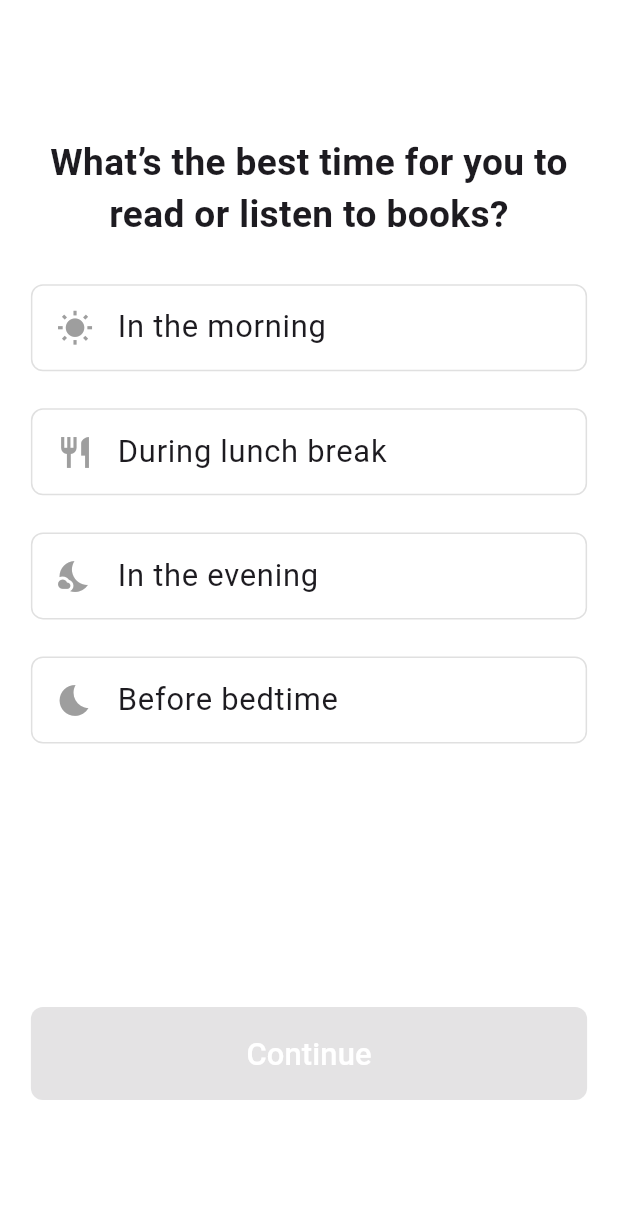
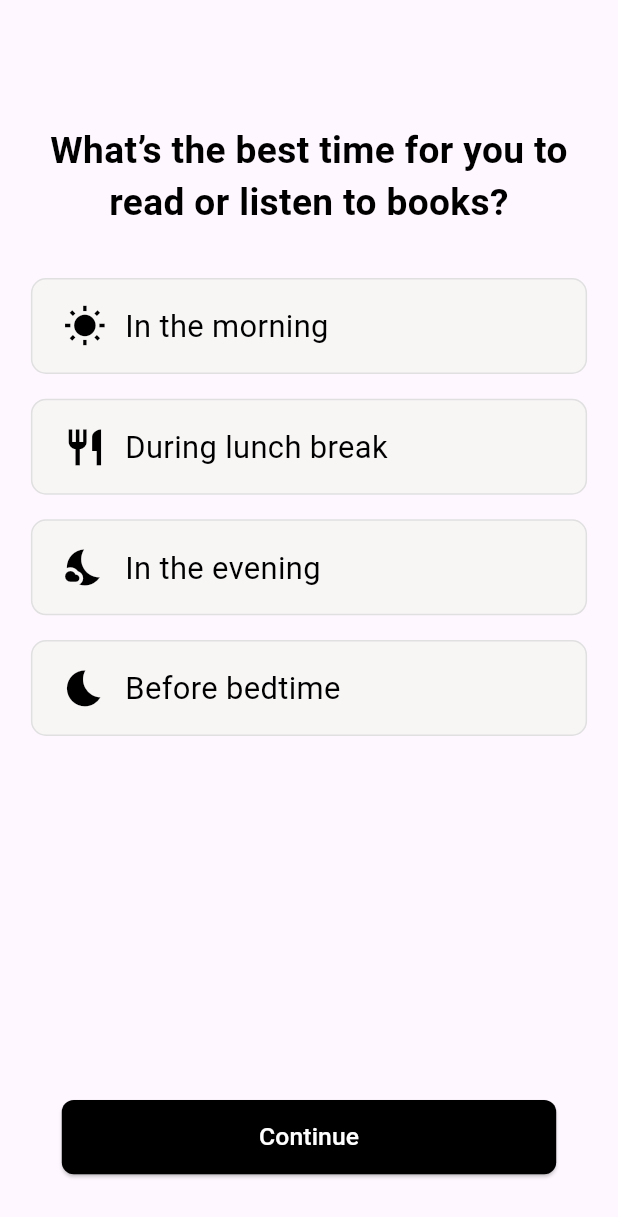
Before and after one commit to Umair-Amjad-Ali/Flutter, a Flutter app: the screen it shows after launch, on a phone screen of 412 x 824 dp. Shown: the top 1217 px of the screen. Run offline on Flutter 3.47's test engine with Material 3 defaults, Android fonts, the phone set to English and light mode, and no system bars.

Commit message:
new screen make

```diff
--- a/book_reading/lib/main.dart
+++ b/book_reading/lib/main.dart
@@ -1,4 +1,4 @@
-import 'package:book_reading/screens/welcome/date_picker_screen.dart';
+import 'package:book_reading/screens/welcome/gender_selection.dart';
 import 'package:book_reading/screens/welcome/time_selection_screen.dart';
 
 import 'package:flutter/material.dart';
--- a/book_reading/lib/screens/welcome/time_selection_screen.dart
+++ b/book_reading/lib/screens/welcome/time_selection_screen.dart
@@ -1,160 +1,145 @@
+import 'package:book_reading/screens/welcome/age_selection.dart';
+import 'package:book_reading/widgets/custom_button.dart';
+import 'package:book_reading/widgets/gender_option.dart';
 import 'package:flutter/material.dart';
 
 class TimeSelectionScreen extends StatefulWidget {
   const TimeSelectionScreen({super.key});
 
   @override
-  // ignore: library_private_types_in_public_api
-  _TimeSelectionScreenState createState() => _TimeSelectionScreenState();
+  State<TimeSelectionScreen> createState() => _GenderSelectionState();
 }
 
-class _TimeSelectionScreenState extends State<TimeSelectionScreen> {
-  String selectedTime = ""; // Variable to store the selected option
+class _GenderSelectionState extends State<TimeSelectionScreen> {
+  String? _selectedGender; // To track the selected gender
 
   @override
   Widget build(BuildContext context) {
     return Scaffold(
-      backgroundColor: Colors.white,
-      body: SafeArea(
-        child: LayoutBuilder(
-          builder: (context, constraints) {
+      body: LayoutBuilder(builder: (context, constraints) {
         final screenHeight = constraints.maxHeight;
         final screenWidth = constraints.maxWidth;
 
-            return Padding(
+        return SafeArea(
+          child: Stack(
+            children: [
+              // Main content (centered text and options)
+              Center(
+                child: Padding(
                   padding: EdgeInsets.symmetric(
                     horizontal: screenWidth * 0.05,
-                  vertical: screenHeight * 0.08),
+                    vertical: screenHeight * 0.1,
+                  ),
                   child: Column(
-                crossAxisAlignment: CrossAxisAlignment.start,
+                    // mainAxisAlignment: MainAxisAlignment.center,
+                    crossAxisAlignment: CrossAxisAlignment.center,
                     children: [
-                  // Title Text
-                  Padding(
-                    padding: EdgeInsets.only(
-                      top: screenHeight * 0.03,
-                      bottom: screenHeight * 0.02,
-                    ),
-                    child: Text(
+                      // Main Heading
+                      Text(
                         "What’s the best time for you to read or listen to books?",
                         style: TextStyle(
-                        fontSize: screenHeight * 0.03,
+                          fontSize: screenHeight * 0.03, // Responsive font size
                           fontWeight: FontWeight.bold,
+                          color: Colors.black,
                         ),
                         textAlign: TextAlign.center,
                       ),
+                      SizedBox(height: screenHeight * 0.03),
+
+                      // Gender Options
+                      Column(
+                        children: [
+                          GestureDetector(
+                            onTap: () {
+                              setState(() {
+                                _selectedGender = "In the morning";
+                              });
+                            },
+                            child: GenderOption(
+                              icon: Icons.wb_sunny,
+                              label: "In the morning",
+                              isSelected: _selectedGender == "In the morning",
+                              screenWidth: screenWidth,
+                              screenHeight: screenHeight,
                             ),
-
-                  // Options List
-                  Expanded(
-                    child: ListView(
-                      children: [
-                        buildOption(
-                          "In the morning",
-                          Icons.wb_sunny,
-                          "morning",
-                          screenHeight,
                           ),
-                        buildOption(
-                          "During lunch break",
-                          Icons.restaurant,
-                          "lunch_break",
-                          screenHeight,
+                          GestureDetector(
+                            onTap: () {
+                              setState(() {
+                                _selectedGender = "During lunch break";
+                              });
+                            },
+                            child: GenderOption(
+                              icon: Icons.restaurant,
+                              label: "During lunch break",
+                              isSelected:
+                                  _selectedGender == "During lunch break",
+                              screenWidth: screenWidth,
+                              screenHeight: screenHeight,
                             ),
-                        buildOption(
-                          "In the evening",
-                          Icons.nights_stay,
-                          "evening",
-                          screenHeight,
                           ),
-                        buildOption(
-                          "Before bedtime",
-                          Icons.bedtime,
-                          "bedtime",
-                          screenHeight,
+                          GestureDetector(
+                            onTap: () {
+                              setState(() {
+                                _selectedGender = "In the evening";
+                              });
+                            },
+                            child: GenderOption(
+                              icon: Icons.nights_stay,
+                              label: "In the evening",
+                              isSelected: _selectedGender == "In the evening",
+                              screenWidth: screenWidth,
+                              screenHeight: screenHeight,
+                            ),
+                          ),
+                          GestureDetector(
+                            onTap: () {
+                              setState(() {
+                                _selectedGender = "Before bedtime";
+                              });
+                            },
+                            child: GenderOption(
+                              icon: Icons.bedtime,
+                              label: "Before bedtime",
+                              isSelected: _selectedGender == "Before bedtime",
+                              screenWidth: screenWidth,
+                              screenHeight: screenHeight,
+                            ),
+                          ),
+                        ],
                       ),
                     ],
                   ),
                 ),
+              ),
 
-                  // Continue Button
-                  Padding(
-                    padding: EdgeInsets.only(bottom: screenHeight * 0.03),
-                    child: SizedBox(
-                      width: double.infinity,
-                      child: ElevatedButton(
-                        onPressed: selectedTime.isEmpty
-                            ? null
-                            : () {
-                                // Handle button press
-                                print("Selected Time: $selectedTime");
+              // Button at the bottom
+              Positioned(
+                bottom: screenHeight * 0.05, // Position above the bottom
+                left: screenWidth * 0.1,
+                right: screenWidth * 0.1,
+                child: CustomButton(
+                  onPressed: () {
+                    Navigator.push(
+                      context,
+                      MaterialPageRoute(
+                        builder: (context) => const AgeSelection(),
+                      ),
+                    );
+                    // Use _selectedGender to get the selected option
+                    print("Selected Gender: $_selectedGender");
                   },
-                        style: ElevatedButton.styleFrom(
-                          padding: EdgeInsets.symmetric(
-                            vertical: screenHeight * 0.02,
-                          ),
-                          backgroundColor:
-                              selectedTime.isEmpty ? Colors.grey : Colors.black,
-                          shape: RoundedRectangleBorder(
-                            borderRadius: BorderRadius.circular(8.0),
-                          ),
-                        ),
-                        child: Text(
-                          "Continue",
-                          style: TextStyle(
-                            fontSize: screenHeight * 0.025,
-                            color: Colors.white,
-                          ),
-                        ),
-                      ),
+                  label: "Continue",
+                  backgroundColor: Colors.black,
+                  textColor: Colors.white,
+                  screenWidth: screenWidth,
+                  screenHeight: screenHeight,
                 ),
               ),
             ],
           ),
         );
-          },
-        ),
-      ),
-    );
-  }
-
-  // Function to build each option
-  Widget buildOption(
-    String title,
-    IconData icon,
-    String value,
-    double screenHeight,
-  ) {
-    return GestureDetector(
-      onTap: () {
-        setState(() {
-          selectedTime = value;
-        });
-      },
-      child: Container(
-        margin: EdgeInsets.symmetric(vertical: screenHeight * 0.015),
-        decoration: BoxDecoration(
-          border: Border.all(
-            color: selectedTime == value ? Colors.black : Colors.grey.shade300,
-          ),
-          borderRadius: BorderRadius.circular(8.0),
-          color: selectedTime == value ? Colors.grey.shade100 : Colors.white,
-        ),
-        child: ListTile(
-          leading: Icon(
-            icon,
-            size: screenHeight * 0.03,
-            color: selectedTime == value ? Colors.black : Colors.grey,
-          ),
-          title: Text(
-            title,
-            style: TextStyle(
-              fontSize: screenHeight * 0.025,
-              fontWeight:
-                  selectedTime == value ? FontWeight.bold : FontWeight.normal,
-            ),
-          ),
-        ),
-      ),
+      }),
     );
   }
 }
--- a/book_reading/lib/widgets/gender_option.dart
+++ b/book_reading/lib/widgets/gender_option.dart
@@ -25,8 +25,11 @@ class GenderOption extends StatelessWidget {
         horizontal: screenWidth * 0.05,
       ),
       decoration: BoxDecoration(
-        color: Colors.grey[200], // Background color
+        color: const Color.fromARGB(255, 248, 245, 245), // Background color
         borderRadius: BorderRadius.circular(10), // Rounded corners
+        border: Border.all(
+          color: Colors.grey.shade300, // Border color
+        ),
         boxShadow: [
           if (isSelected)
             BoxShadow(
```
Lines whose indentation alone changed are shown as unchanged.
